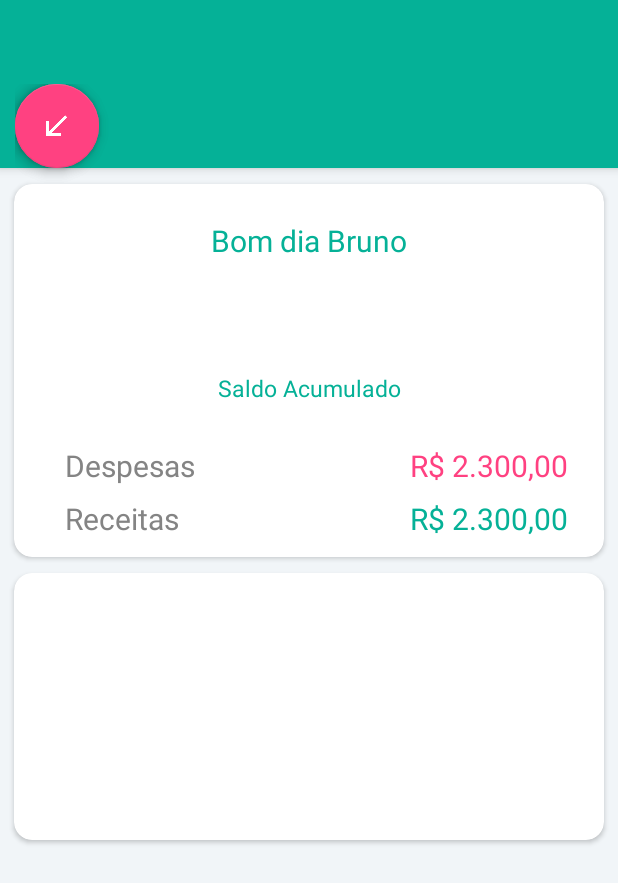
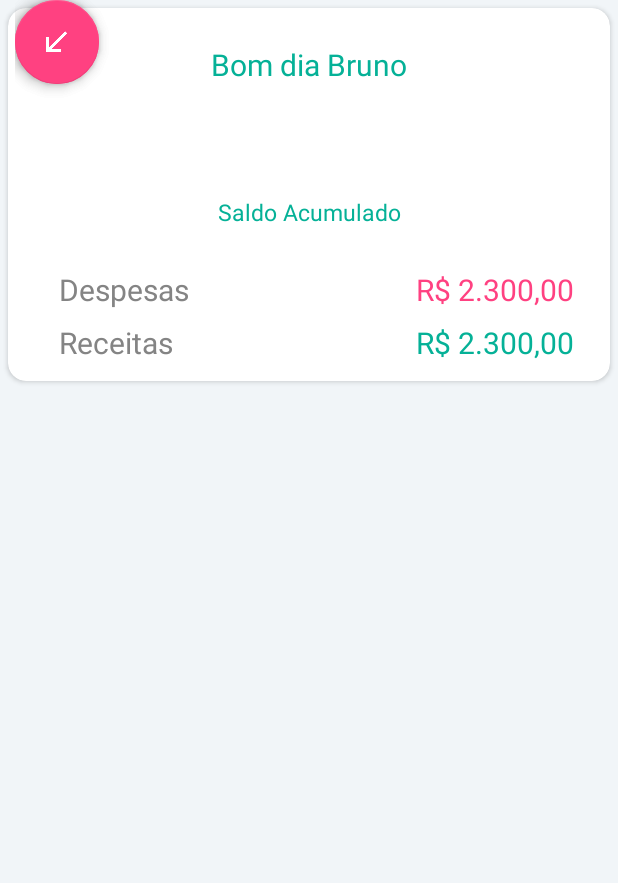
Before and after one commit to brunoCostaSouza/join, an Android app: the layout activity_main.xml on its own in the app's theme, with its tools: preview values and no code run, on a phone screen of 412 x 824 dp. Shown: the top 883 px of the screen. Run offline under Robolectric (Android 15) with nearby library versions, the phone set to English and light mode, and no system bars; plain views replace FloatingActionButton, FloatingActionMenu.

Commit message:
Refactor for Jetpack

```diff
--- a/app/src/main/java/br/com/bruno/join/converter/DateConverter.kt
+++ b/app/src/main/java/br/com/bruno/join/converter/DateConverter.kt
@@ -1,6 +1,6 @@
 package br.com.bruno.join.converter
 
-import android.arch.persistence.room.TypeConverter
+import androidx.room.TypeConverter
 import java.util.*
 
 /**
--- a/app/src/main/java/br/com/bruno/join/entity/Categoria.kt
+++ b/app/src/main/java/br/com/bruno/join/entity/Categoria.kt
@@ -1,8 +1,8 @@
 package br.com.bruno.join.entity
 
-import android.arch.persistence.room.ColumnInfo
-import android.arch.persistence.room.Entity
-import android.arch.persistence.room.PrimaryKey
+import androidx.room.ColumnInfo
+import androidx.room.Entity
+import androidx.room.PrimaryKey
 
 /**
  * Created by Bruno Costa on 09/08/2018.
--- a/app/src/main/java/br/com/bruno/join/entity/Conta.kt
+++ b/app/src/main/java/br/com/bruno/join/entity/Conta.kt
@@ -1,8 +1,8 @@
 package br.com.bruno.join.entity
 
-import android.arch.persistence.room.ColumnInfo
-import android.arch.persistence.room.Entity
-import android.arch.persistence.room.PrimaryKey
+import androidx.room.ColumnInfo
+import androidx.room.Entity
+import androidx.room.PrimaryKey
 
 /**
  * Created by Bruno Costa on 09/08/2018.
--- a/app/src/main/java/br/com/bruno/join/persistence/config/AppDataBase.kt
+++ b/app/src/main/java/br/com/bruno/join/persistence/config/AppDataBase.kt
@@ -1,7 +1,7 @@
 package br.com.bruno.join.persistence.config
 
-import android.arch.persistence.room.Database
-import android.arch.persistence.room.RoomDatabase
+import androidx.room.Database
+import androidx.room.RoomDatabase
 import br.com.bruno.join.entity.Categoria
 import br.com.bruno.join.entity.Conta
 import br.com.bruno.join.entity.Resumo
@@ -11,7 +11,7 @@ import br.com.bruno.join.persistence.dao.TransacaoDao
 /**
  * Created by Bruno Costa on 10/08/2018.
  */
-@Database(entities = arrayOf(Transacao::class, Resumo::class, Categoria::class, Conta::class), version = 1, exportSchema = false)
+@Database(entities = [Transacao::class, Resumo::class, Categoria::class, Conta::class], version = 1, exportSchema = false)
 abstract class AppDataBase : RoomDatabase(){
     abstract fun transacaoDao(): TransacaoDao
 }
--- a/app/src/main/java/br/com/bruno/join/persistence/dao/TransacaoDao.kt
+++ b/app/src/main/java/br/com/bruno/join/persistence/dao/TransacaoDao.kt
@@ -1,6 +1,6 @@
 package br.com.bruno.join.persistence.dao
 
-import android.arch.persistence.room.*
+import androidx.room.*
 import br.com.bruno.join.entity.Transacao
 
 /**
--- a/app/src/main/java/br/com/bruno/join/viewModel/ResumoVM.kt
+++ b/app/src/main/java/br/com/bruno/join/viewModel/ResumoVM.kt
@@ -1,7 +1,7 @@
 package br.com.bruno.join.viewModel
 
-import android.arch.lifecycle.ViewModel
-import android.databinding.ObservableField
+import androidx.databinding.ObservableField
+import androidx.lifecycle.ViewModel
 
 /**
  * Created by Bruno Costa on 09/08/2018.
--- a/app/src/main/res/layout/activity_main.xml
+++ b/app/src/main/res/layout/activity_main.xml
@@ -1,43 +1,13 @@
 <?xml version="1.0" encoding="utf-8"?>
 <layout>
 
-    <android.support.v4.widget.DrawerLayout xmlns:android="http://schemas.android.com/apk/res/android"
-        xmlns:app="http://schemas.android.com/apk/res-auto"
-        xmlns:tools="http://schemas.android.com/tools"
-        android:id="@+id/drawer_layout"
-        android:layout_width="match_parent"
-        android:layout_height="match_parent"
-        android:fitsSystemWindows="true"
-        tools:openDrawer="start">
-
-        <android.support.design.widget.CoordinatorLayout xmlns:android="http://schemas.android.com/apk/res/android"
+    <androidx.coordinatorlayout.widget.CoordinatorLayout xmlns:android="http://schemas.android.com/apk/res/android"
         xmlns:app="http://schemas.android.com/apk/res-auto"
         xmlns:fab="http://schemas.android.com/apk/res-auto"
         xmlns:tools="http://schemas.android.com/tools"
         android:layout_width="match_parent"
         android:layout_height="match_parent"
         tools:context="br.com.bruno.join.activity.MainActivity">
-
-
-            <LinearLayout
-                android:background="@color/cardview_light_background"
-                android:layout_width="match_parent"
-                android:layout_height="wrap_content"
-                android:orientation="vertical">
-
-                <android.support.design.widget.AppBarLayout
-                    android:layout_width="match_parent"
-                    android:layout_height="wrap_content"
-                    android:theme="@style/AppTheme.AppBarOverlay">
-
-                    <android.support.v7.widget.Toolbar
-                        android:id="@+id/toolbar"
-                        android:layout_width="match_parent"
-                        android:layout_height="?attr/actionBarSize"
-                        android:background="?attr/colorPrimary"
-                        app:popupTheme="@style/AppTheme.PopupOverlay" />
-
-                </android.support.design.widget.AppBarLayout>
 
         <LinearLayout xmlns:android="http://schemas.android.com/apk/res/android"
             xmlns:app="http://schemas.android.com/apk/res-auto"
@@ -49,38 +19,24 @@
             tools:context="br.com.bruno.join.activity.MainActivity"
             tools:showIn="@layout/activity_main">
 
-                    <ScrollView
-                        android:layout_width="match_parent"
-                        android:layout_height="match_parent">
+            <include
+                android:id="@+id/resumeCard"
+                layout="@layout/resume_card"
+                android:paddingLeft="4dp"
+                android:paddingTop="5dp"
+                android:paddingRight="4dp" />
 
-                        <LinearLayout
-                            android:paddingTop="5dp"
-                            android:paddingLeft="4dp"
-                            android:paddingRight="4dp"
-                            android:orientation="vertical"
-                            android:layout_width="match_parent"
-                            android:layout_height="wrap_content">
-
-                            <include android:id="@+id/resumeCard" layout="@layout/resume_card"/>
-
-                            <include layout="@layout/grafico_card" />
-
-                        </LinearLayout>
-
-                    </ScrollView>
-
-                </LinearLayout>
-
+            <!-- include layout="@layout/grafico_card" />-->
         </LinearLayout>
 
         <com.github.clans.fab.FloatingActionMenu
             android:layout_width="match_parent"
             android:layout_height="match_parent"
+            android:layout_alignParentRight="true"
             android:layout_alignParentBottom="true"
-                android:layout_alignParentRight="true"
-                android:paddingBottom="10dp"
             android:paddingLeft="10dp"
             android:paddingRight="10dp"
+            android:paddingBottom="10dp"
             fab:menu_backgroundColor="#ccffffff"
             fab:menu_colorNormal="@color/colorAccent"
             fab:menu_colorPressed="@color/colorPrimary"
@@ -114,16 +70,5 @@
 
         </com.github.clans.fab.FloatingActionMenu>
 
-        </android.support.design.widget.CoordinatorLayout>
-
-        <android.support.design.widget.NavigationView
-            android:id="@+id/nav_view"
-            android:layout_width="wrap_content"
-            android:layout_height="match_parent"
-            android:layout_gravity="start"
-            android:fitsSystemWindows="true"
-            app:headerLayout="@layout/nav_header_main"
-            app:menu="@menu/activity_main_drawer" />
-
-    </android.support.v4.widget.DrawerLayout>
+    </androidx.coordinatorlayout.widget.CoordinatorLayout>
 </layout>
--- a/app/src/main/res/layout/grafico_card.xml
+++ b/app/src/main/res/layout/grafico_card.xml
@@ -1,27 +1,19 @@
 <?xml version="1.0" encoding="utf-8"?>
-<android.support.v7.widget.CardView
-    xmlns:android="http://schemas.android.com/apk/res/android"
+<androidx.cardview.widget.CardView xmlns:android="http://schemas.android.com/apk/res/android"
     xmlns:card_view="http://schemas.android.com/apk/res-auto"
     android:layout_width="match_parent"
     android:layout_height="wrap_content"
     android:layout_margin="5dp"
+    android:elevation="5dp"
     card_view:cardBackgroundColor="@color/cardview_light_background"
     card_view:cardCornerRadius="12dp"
-    android:elevation="5dp"
     card_view:contentPadding="4dp">
 
     <LinearLayout
-        android:orientation="vertical"
         android:layout_width="match_parent"
-        android:layout_height="match_parent">
-
-        <LinearLayout
-            android:layout_height="170dp"
-            android:orientation="vertical"
-            android:layout_width="match_parent"
-            android:textAlignment="center">
-        </LinearLayout>
+        android:layout_height="170dp"
+        android:orientation="vertical">
 
     </LinearLayout>
 
-</android.support.v7.widget.CardView>
+</androidx.cardview.widget.CardView>
--- a/app/src/main/res/layout/resume_card.xml
+++ b/app/src/main/res/layout/resume_card.xml
@@ -1,113 +1,121 @@
 <?xml version="1.0" encoding="utf-8"?>
-<layout >
+<layout>
 
     <data>
-        <variable name="resumoVM" type="br.com.bruno.join.viewModel.ResumoVM"/>
+
+        <variable
+            name="resumoVM"
+            type="br.com.bruno.join.viewModel.ResumoVM" />
     </data>
 
-    <android.support.v7.widget.CardView xmlns:android="http://schemas.android.com/apk/res/android"
+    <androidx.cardview.widget.CardView xmlns:android="http://schemas.android.com/apk/res/android"
         xmlns:card_view="http://schemas.android.com/apk/res-auto"
         android:layout_width="match_parent"
         android:layout_height="wrap_content"
         android:layout_margin="5dp"
+        android:elevation="5dp"
         card_view:cardBackgroundColor="@color/cardview_light_background"
         card_view:cardCornerRadius="12dp"
-        android:elevation="5dp"
         card_view:contentPadding="4dp">
 
         <LinearLayout
-            android:orientation="vertical"
             android:layout_width="match_parent"
-            android:layout_height="match_parent">
+            android:layout_height="match_parent"
+            android:orientation="vertical">
 
             <LinearLayout
+                android:layout_width="match_parent"
                 android:layout_height="170dp"
                 android:orientation="vertical"
-                android:layout_width="match_parent"
                 android:textAlignment="center">
 
                 <TextView
                     android:id="@+id/resumo_card_saudacao"
                     android:layout_width="match_parent"
                     android:layout_height="wrap_content"
+                    android:paddingTop="20dp"
                     android:text="Bom dia Bruno"
-                    android:paddingTop="20dp"
+                    android:textAlignment="center"
                     android:textColor="@color/colorPrimary"
-                    android:textSize="20dp"
-                    android:textAlignment="center"/>
+                    android:textSize="20dp" />
 
                 <TextView
                     android:layout_width="match_parent"
                     android:layout_height="wrap_content"
+                    android:paddingTop="20dp"
+                    android:text="@{resumoVM.saldo}"
                     android:textAlignment="center"
-                    android:paddingTop="20dp"
                     android:textColor="@color/colorPrimary"
-                    android:textSize="40dp"
-                    android:text="@{resumoVM.saldo}" />
+                    android:textSize="40dp" />
 
                 <TextView
                     android:layout_width="match_parent"
                     android:layout_height="wrap_content"
                     android:text="Saldo Acumulado"
+                    android:textAlignment="center"
                     android:textColor="@color/colorPrimary"
-                    android:textSize="15dp"
-                    android:textAlignment="center"/>
+                    android:textSize="15dp" />
             </LinearLayout>
+
             <LinearLayout
-                android:orientation="vertical"
                 android:layout_width="match_parent"
-                android:layout_height="wrap_content">
+                android:layout_height="wrap_content"
+                android:orientation="vertical">
 
                 <LinearLayout
-                    android:paddingBottom="8dp"
+                    android:layout_width="match_parent"
+                    android:layout_height="wrap_content"
                     android:gravity="center_vertical|center_horizontal"
                     android:orientation="horizontal"
-                    android:layout_width="match_parent"
-                    android:layout_height="wrap_content">
+                    android:paddingBottom="8dp">
+
                     <TextView
-                        android:paddingLeft="30dp"
-                        android:textSize="20dp"
-                        android:layout_weight="0"
                         android:layout_width="wrap_content"
                         android:layout_height="wrap_content"
-                        android:text="Despesas "/>
+                        android:layout_weight="0"
+                        android:paddingLeft="30dp"
+                        android:text="Despesas "
+                        android:textSize="20dp" />
+
                     <TextView
+                        android:layout_width="wrap_content"
+                        android:layout_height="wrap_content"
+                        android:layout_gravity="right"
                         android:layout_weight="3"
-                        android:layout_gravity="right"
-                        android:textSize="20dp"
+                        android:gravity="right"
+                        android:paddingRight="20dp"
+                        android:text="R$ 2.300,00"
                         android:textColor="@color/colorAccent"
-                        android:paddingRight="20dp"
-                        android:gravity="right"
-                        android:text="R$ 2.300,00"
-                        android:layout_width="wrap_content"
-                        android:layout_height="wrap_content" />
+                        android:textSize="20dp" />
                 </LinearLayout>
 
                 <LinearLayout
-                    android:paddingBottom="8dp"
+                    android:layout_width="match_parent"
+                    android:layout_height="wrap_content"
                     android:orientation="horizontal"
-                    android:layout_width="match_parent"
-                    android:layout_height="wrap_content">
+                    android:paddingBottom="8dp">
+
                     <TextView
+                        android:layout_width="wrap_content"
+                        android:layout_height="wrap_content"
                         android:layout_weight="0"
                         android:paddingLeft="30dp"
-                        android:textSize="20dp"
+                        android:text="Receitas "
+                        android:textSize="20dp" />
+
+                    <TextView
                         android:layout_width="wrap_content"
                         android:layout_height="wrap_content"
-                        android:text="Receitas "/>
-                    <TextView
                         android:layout_weight="3"
+                        android:gravity="right"
+                        android:paddingRight="20dp"
+                        android:text="R$ 2.300,00"
                         android:textColor="@color/colorPrimary"
-                        android:textSize="20dp"
-                        android:gravity="right"
-                        android:text="R$ 2.300,00"
-                        android:paddingRight="20dp"
-                        android:layout_width="wrap_content"
-                        android:layout_height="wrap_content" />
+                        android:textSize="20dp" />
                 </LinearLayout>
 
             </LinearLayout>
         </LinearLayout>
 
-    </android.support.v7.widget.CardView>
+    </androidx.cardview.widget.CardView>
 </layout>
--- a/gradle.properties
+++ b/gradle.properties
@@ -10,7 +10,8 @@
 # Specifies the JVM arguments used for the daemon process.
 # The setting is particularly useful for tweaking memory settings.
 org.gradle.jvmargs=-Xmx1536m
-
+android.useAndroidX=true
+android.enableJetifier=true
 # When configured, Gradle will run in incubating parallel mode.
 # This option should only be used with decoupled projects. More details, visit
 # http://www.gradle.org/docs/current/userguide/multi_project_builds.html#sec:decoupled_projects
```
Also changed, not shown: app/build.gradle (+7 -7 lines), app/src/main/java/br/com/bruno/join/activity/MainActivity.kt (+9 -59 lines), app/src/main/java/br/com/bruno/join/entity/Resumo.kt (+4 -5 lines), app/src/main/java/br/com/bruno/join/entity/Transacao.kt (+4 -7 lines), app/src/main/java/br/com/bruno/join/persistence/config/ConfigDB.kt (+5 -2 lines), app/src/main/res/drawable/ic_menu.xml (added, +9 -0 lines), build.gradle (+2 -5 lines), gradle/wrapper/gradle-wrapper.properties, 17 other files. Lines whose indentation alone changed are shown as unchanged.
